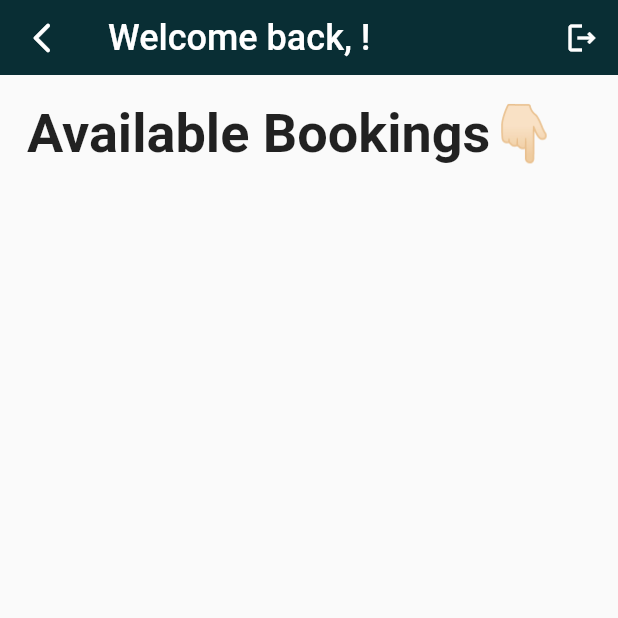
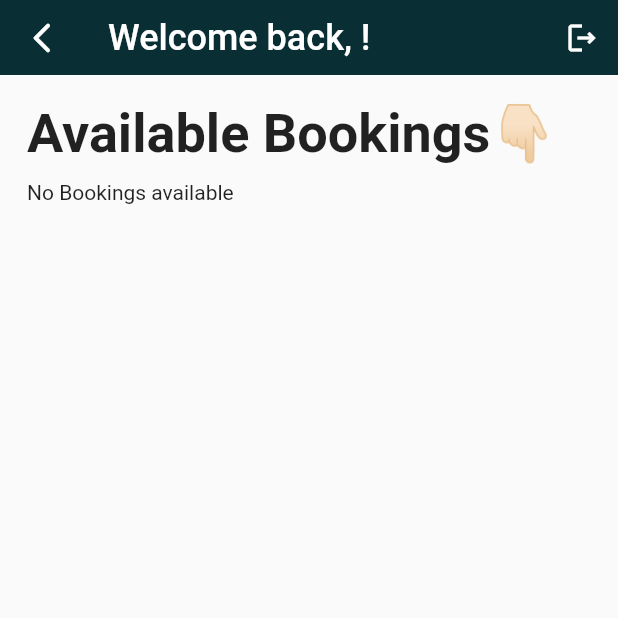
Before and after one commit to rhutikcodes/Chalak-App, a Flutter app: the HomeScreenDriver screen opened directly with empty values, on a phone screen of 412 x 824 dp, the top half of it. Run offline on Flutter 3.47's test engine with Material 2 defaults, Android fonts, the light colour scheme and no system bars; our stand-ins replace bloc, cloud_firestore, dartz, firebase_auth, firebase_core, flutter_bloc and 7 more; missing offline and left inert: cloud_firestore_web, email_auth, firebase_auth_web, firebase_core_web, flutter_web_frame, giff_dialog; accounts and stored records are empty; Roboto replaces fonts that are missing (Caveat); project files that could hold a hidden picture were left out.

Commit message:
TASK: show no bookings available when list is empty

```diff
--- a/lib/presentation/home_screen/driver/home_screen_driver.dart
+++ b/lib/presentation/home_screen/driver/home_screen_driver.dart
@@ -52,7 +52,10 @@ class _HomeScreenDriverState extends State<HomeScreenDriver> {
                   return state.map(
                     initial: (_) => const Text('data'),
                     loaded: (bookings) {
-                       final data=bookings.orderEnityList;
+                      final data = bookings.orderEnityList;
+                      if (data.isEmpty) {
+                        return const Text("No Bookings available");
+                      }
                       return ListView.builder(
                         physics: const NeverScrollableScrollPhysics(),
                         shrinkWrap: true,
@@ -92,7 +95,8 @@ class _HomeScreenDriverState extends State<HomeScreenDriver> {
                                   ),
                                 );
                               },
-                                  source: data[index].source, actionText: 'Complete',
+                              source: data[index].source,
+                              actionText: 'Complete',
                             ),
                           );
                         },
```
Lines whose indentation alone changed are shown as unchanged.
